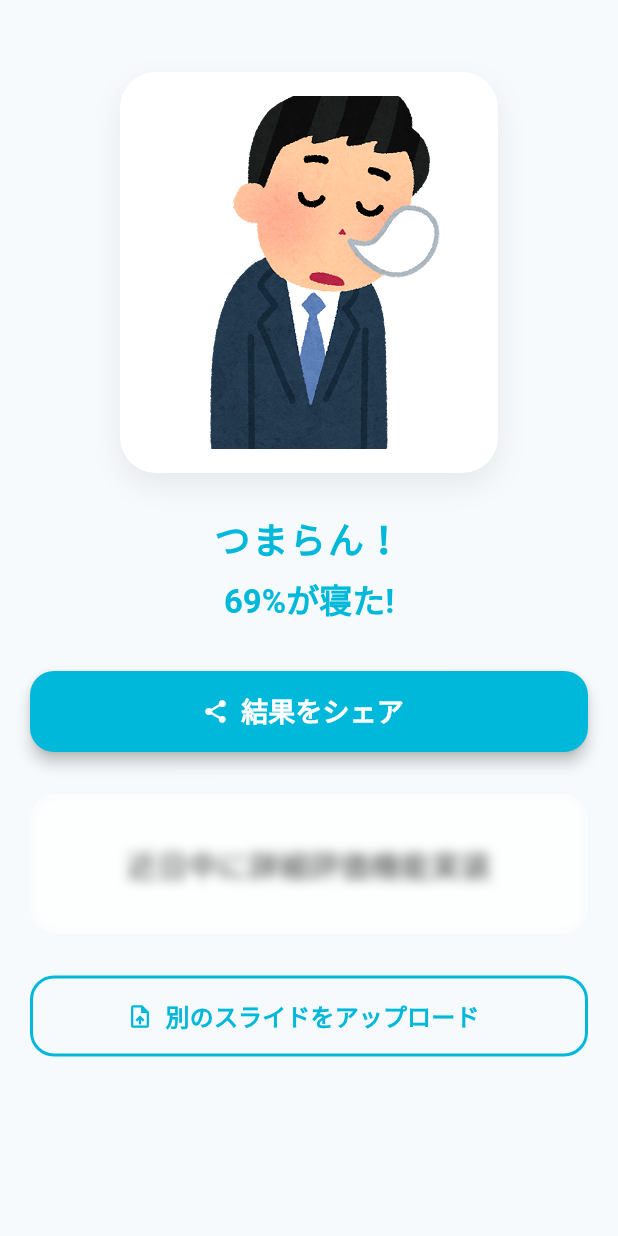
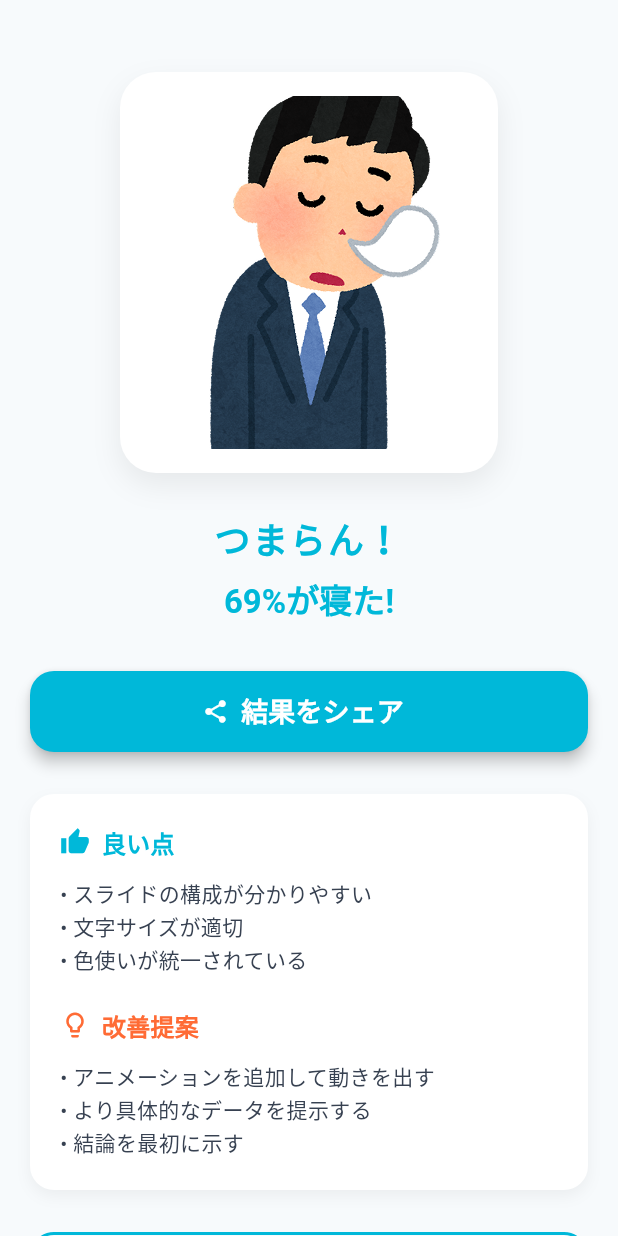
Before and after one commit to presen-neta/presen_neta, a Flutter app: the ResultPage screen opened by its route, on a phone screen of 412 x 824 dp. Run offline on Flutter 3.47's test engine with Material 3 defaults, Android fonts, the phone set to English and light mode, and no system bars; our stand-ins replace file_picker, go_router, share_plus.

Commit message:
feat: 仮置きのレビュー機能のUIを実装

```diff
--- a/lib/features/result/presentation/page/result_page.dart
+++ b/lib/features/result/presentation/page/result_page.dart
@@ -93,24 +93,71 @@ class ResultPage extends StatelessWidget {
                   ),
                 ),
                 const SizedBox(height: 28),
-                ClipRRect(
-                  borderRadius: BorderRadius.circular(18),
-                  child: Stack(
+                Container(
+                  decoration: BoxDecoration(
+                    color: Colors.white,
+                    borderRadius: BorderRadius.circular(16),
+                    boxShadow: [
+                      BoxShadow(
+                        color: Colors.black.withValues(alpha: 0.05),
+                        blurRadius: 8,
+                        offset: const Offset(0, 4),
+                      ),
+                    ],
+                  ),
+                  padding: const EdgeInsets.all(20),
+                  child: Column(
+                    crossAxisAlignment: CrossAxisAlignment.start,
                     children: [
-                      Container(
-                        width: double.infinity,
-                        color: Colors.white.withValues(alpha: 0.8),
-                        padding: const EdgeInsets.symmetric(vertical: 32),
-                        alignment: Alignment.center,
-                        child: const Text(
-                          '近日中に詳細評価機能実装',
-                          style: TextStyle(fontSize: 20, color: Colors.black87),
+                      Row(
+                        children: [
+                          const Icon(
+                            Icons.thumb_up,
+                            color: Color(0xFF00B8D9),
+                            size: 20,
+                          ),
+                          const SizedBox(width: 8),
+                          Text(
+                            '良い点',
+                            style: theme.textTheme.titleMedium?.copyWith(
+                              fontWeight: FontWeight.bold,
+                              color: const Color(0xFF00B8D9),
+                            ),
+                          ),
+                        ],
+                      ),
+                      const SizedBox(height: 12),
+                      Text(
+                        '• スライドの構成が分かりやすい\n• 文字サイズが適切\n• 色使いが統一されている',
+                        style: theme.textTheme.bodyMedium?.copyWith(
+                          color: const Color(0xFF374151),
+                          height: 1.5,
                         ),
                       ),
-                      Positioned.fill(
-                        child: BackdropFilter(
-                          filter: ImageFilter.blur(sigmaX: 4, sigmaY: 4),
-                          child: Container(color: Colors.transparent),
+                      const SizedBox(height: 20),
+                      Row(
+                        children: [
+                          const Icon(
+                            Icons.lightbulb_outline,
+                            color: Color(0xFFFF6B35),
+                            size: 20,
+                          ),
+                          const SizedBox(width: 8),
+                          Text(
+                            '改善提案',
+                            style: theme.textTheme.titleMedium?.copyWith(
+                              fontWeight: FontWeight.bold,
+                              color: const Color(0xFFFF6B35),
+                            ),
+                          ),
+                        ],
+                      ),
+                      const SizedBox(height: 12),
+                      Text(
+                        '• アニメーションを追加して動きを出す\n• より具体的なデータを提示する\n• 結論を最初に示す',
+                        style: theme.textTheme.bodyMedium?.copyWith(
+                          color: const Color(0xFF374151),
+                          height: 1.5,
                         ),
                       ),
                     ],
```
